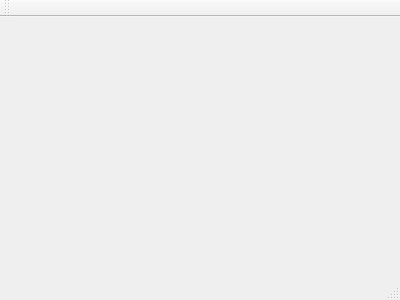
First picture: the form in aural-fixation/mainwindow.ui, repository vogel005/aural-fixation, before the edit.
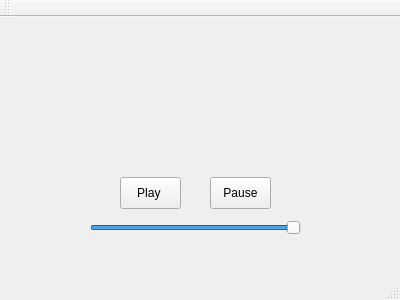
Second picture: the form after the edit.

Commit message:
added: Play, Pause, Volume Control
note - mainwindow.ui and mainwindow.h do not have manually added code.
they are generated from the UI editor (function prototypes in .h and UI
widgets in .ui). Only thing added to the .pro was “multimedia” to add
the library. All other code written in .cpp

```diff
--- a/aural-fixation/mainwindow.ui
+++ b/aural-fixation/mainwindow.ui
@@ -12,13 +12,71 @@
   <property name="windowTitle" >
    <string>MainWindow</string>
   </property>
-  <widget class="QMenuBar" name="menuBar" />
-  <widget class="QToolBar" name="mainToolBar" />
-  <widget class="QWidget" name="centralWidget" />
-  <widget class="QStatusBar" name="statusBar" />
+  <widget class="QWidget" name="centralWidget">
+   <widget class="QPushButton" name="playButton">
+    <property name="geometry">
+     <rect>
+      <x>120</x>
+      <y>160</y>
+      <width>61</width>
+      <height>32</height>
+     </rect>
+    </property>
+    <property name="text">
+     <string>Play </string>
+    </property>
+   </widget>
+   <widget class="QSlider" name="horizontalSlider">
+    <property name="geometry">
+     <rect>
+      <x>90</x>
+      <y>200</y>
+      <width>211</width>
+      <height>22</height>
+     </rect>
+    </property>
+    <property name="sliderPosition">
+     <number>99</number>
+    </property>
+    <property name="orientation">
+     <enum>Qt::Horizontal</enum>
+    </property>
+   </widget>
+   <widget class="QPushButton" name="pauseButton">
+    <property name="geometry">
+     <rect>
+      <x>210</x>
+      <y>160</y>
+      <width>61</width>
+      <height>32</height>
+     </rect>
+    </property>
+    <property name="text">
+     <string>Pause</string>
+    </property>
+   </widget>
+  </widget>
+  <widget class="QMenuBar" name="menuBar">
+   <property name="geometry">
+    <rect>
+     <x>0</x>
+     <y>0</y>
+     <width>400</width>
+     <height>22</height>
+    </rect>
+   </property>
+  </widget>
+  <widget class="QToolBar" name="mainToolBar">
+   <attribute name="toolBarArea">
+    <enum>TopToolBarArea</enum>
+   </attribute>
+   <attribute name="toolBarBreak">
+    <bool>false</bool>
+   </attribute>
+  </widget>
+  <widget class="QStatusBar" name="statusBar"/>
  </widget>
- <layoutDefault spacing="6" margin="11" />
- <pixmapfunction></pixmapfunction>
+ <layoutdefault spacing="6" margin="11"/>
  <resources/>
  <connections/>
 </ui>
```
Left out of the diff: 7 changed lines with no effect on the pictures. The commit also changes 4 other files.
